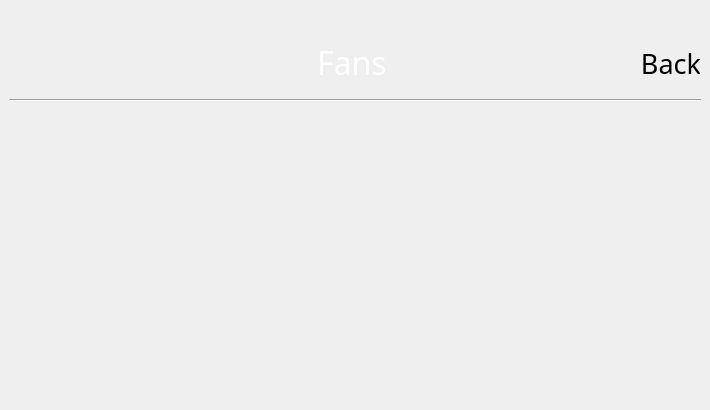
BlocksTechnology/BlocksScreen, file BlocksScreen/lib/ui/controlStackedWidget.ui: the form before one commit.
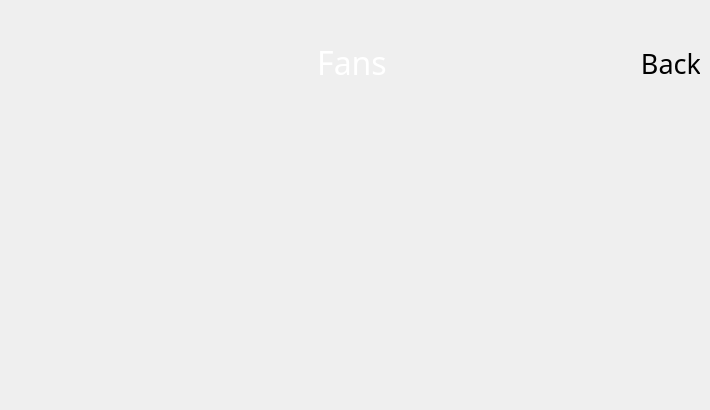
The form after the commit. Custom widgets are drawn as their Qt base class.

Commit message: Rev: removed line from fans page

The edit to the form file:
```diff
--- a/BlocksScreen/lib/ui/controlStackedWidget.ui
+++ b/BlocksScreen/lib/ui/controlStackedWidget.ui
@@ -5712,13 +5712,6 @@
       </item>
      </layout>
     </item>
-    <item>
-     <widget class="Line" name="line">
-      <property name="orientation">
-       <enum>Qt::Horizontal</enum>
-      </property>
-     </widget>
-    </item>
     <item>
      <spacer name="verticalSpacer_8">
       <property name="orientation">
```
Left out of the diff: 4 changed lines with no effect on the pictures. The commit also changes 1 other file.
